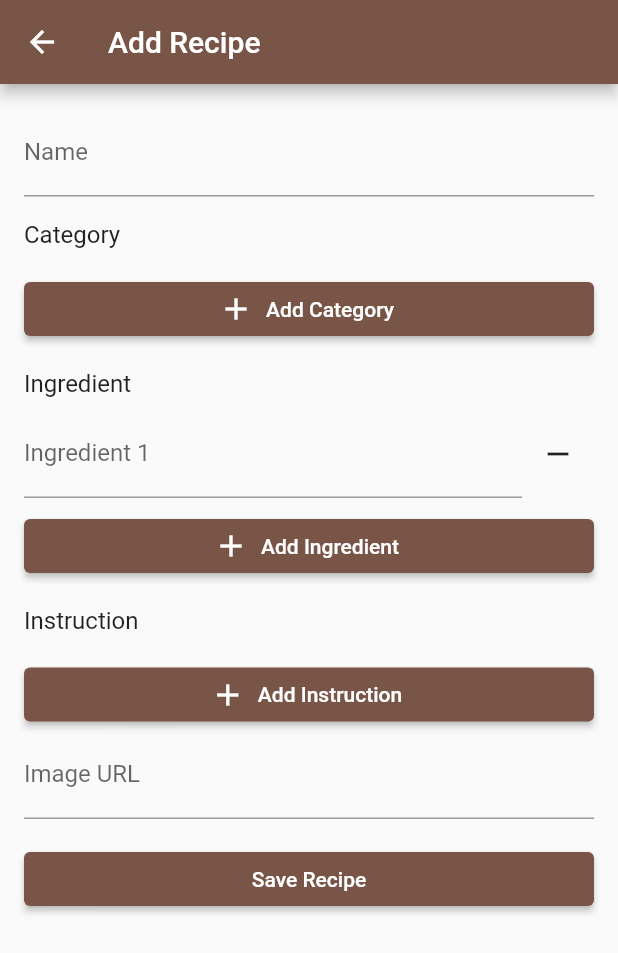
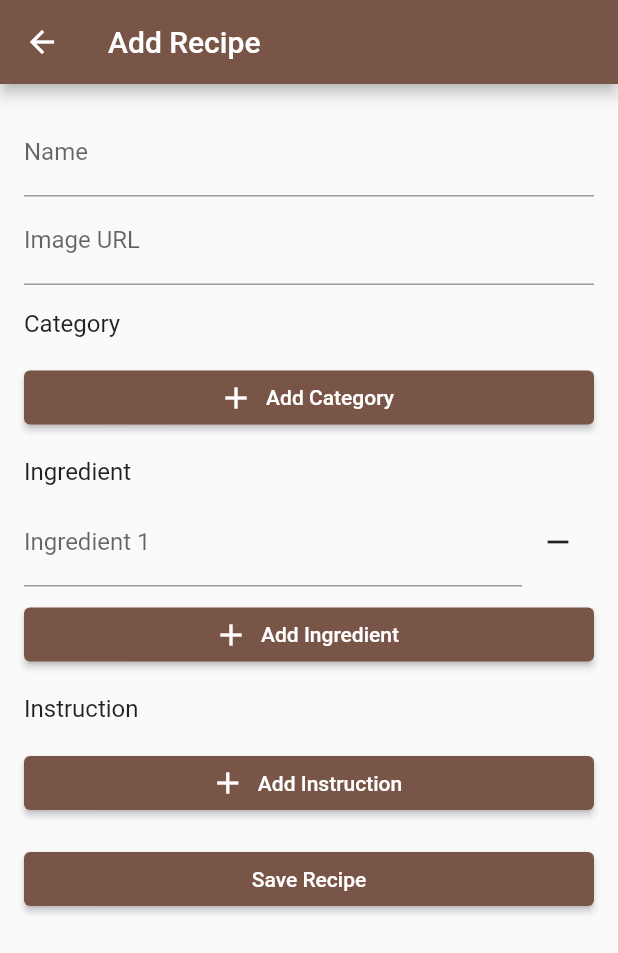
Before and after one commit to nickp-real/Recipe-Book, a Flutter app: the AddRecipePage screen opened directly, after a tap on "Add Category", after a tap on the "remove" icon, after a tap on "Add Ingredient", on a phone screen of 412 x 824 dp. Shown: the top 953 px of the screen. Run offline on Flutter 3.47's test engine with Material 2 defaults, Android fonts, the phone set to English and light mode, and no system bars; our stand-ins replace cloud_firestore, firebase_core; accounts and stored records are empty.

Commit message:
refactor: add page

```diff
--- a/lib/pages/add/add_recipe.dart
+++ b/lib/pages/add/add_recipe.dart
@@ -1,9 +1,7 @@
 import 'package:flutter/material.dart';
 import 'package:cloud_firestore/cloud_firestore.dart';
 
-
 class AddRecipePage extends StatefulWidget {
-
   const AddRecipePage({Key? key}) : super(key: key);
 
   @override
@@ -19,7 +17,6 @@ class _AddRecipePageState extends State<AddRecipePage> {
   final _tagControllers = <TextEditingController>[];
   final _instructionControllers = <TextEditingController>[];
 
-
   void _saveRecipe() async {
     final name = _nameController.text;
     final instructions = _instructionControllers.map((c) => c.text).toList();
@@ -33,47 +30,8 @@ class _AddRecipePageState extends State<AddRecipePage> {
       'imageUrl': imageUrl,
       'tags': tags,
       'ingredients': ingredients,
-    });
-
-    Navigator.pop(context);
+    }).then((_) => Navigator.pop(context));
   }
-
-  void _addTag() {
-    setState(() {
-      _tagControllers.add(TextEditingController());
-    });
-  }
-
-  void _removeTag(int index) {
-    setState(() {
-      _tagControllers.removeAt(index);
-    });
-  }
-
-  void _addIngredient() {
-    setState(() {
-      _ingredientControllers.add(TextEditingController());
-    });
-  }
-
-  void _removeIngredient(int index) {
-    setState(() {
-      _ingredientControllers.removeAt(index);
-    });
-  }
-
-  void _addInstruction() {
-    setState(() {
-      _instructionControllers.add(TextEditingController());
-    });
-  }
-
-  void _removeInstruction(int index) {
-    setState(() {
-      _instructionControllers.removeAt(index);
-    });
-  }
-
 
   @override
   Widget build(BuildContext context) {
@@ -99,123 +57,6 @@ class _AddRecipePageState extends State<AddRecipePage> {
                       return null;
                     },
                   ),
-              const SizedBox(height: 16),
-              Text('Category', style: Theme.of(context).textTheme.subtitle1),
-              const SizedBox(height: 8),
-              ListView.builder(
-                shrinkWrap: true,
-                itemCount: _tagControllers.length,
-                itemBuilder: (BuildContext context, int index) {
-                  return Row(
-                    children: [
-                      Expanded(
-                        child: TextFormField(
-                          controller: _tagControllers[index],
-                          decoration:
-                          InputDecoration(labelText: 'Category ${index + 1}'),
-                          validator: (value) {
-                            if (value == null || value.isEmpty) {
-                              return 'Please enter Category';
-                            }
-                            return null;
-                          },
-                        ),
-                      ),
-                      IconButton(
-                        icon: Icon(Icons.remove),
-                        onPressed: () => _removeTag(index),
-                      ),
-                    ],
-                  );
-                },
-              ),
-
-              const SizedBox(height: 8),
-              ElevatedButton.icon(
-                onPressed: _addTag,
-                icon: Icon(Icons.add),
-                label: const Text('Add Category'),
-              ),
-
-
-              const SizedBox(height: 16),
-              Text('Ingredient', style: Theme.of(context).textTheme.subtitle1),
-              const SizedBox(height: 8),
-              ListView.builder(
-                shrinkWrap: true,
-                itemCount: _ingredientControllers.length,
-                itemBuilder: (BuildContext context, int index) {
-                  return Row(
-                    children: [
-                      Expanded(
-                        child: TextFormField(
-                          controller: _ingredientControllers[index],
-                          decoration:
-                          InputDecoration(labelText: 'Ingredient ${index + 1}'),
-                          validator: (value) {
-                            if (value == null || value.isEmpty) {
-                              return 'Please enter Ingredient';
-                            }
-                            return null;
-                          },
-                        ),
-                      ),
-                      IconButton(
-                        icon: Icon(Icons.remove),
-                        onPressed: () => _removeIngredient(index),
-                      ),
-                    ],
-                  );
-                },
-              ),
-
-              const SizedBox(height: 8),
-              ElevatedButton.icon(
-                onPressed: _addIngredient,
-                icon: Icon(Icons.add),
-                label: const Text('Add Ingredient'),
-              ),
-
-              const SizedBox(height: 16),
-              Text('Instruction', style: Theme.of(context).textTheme.subtitle1),
-              const SizedBox(height: 8),
-              ListView.builder(
-                shrinkWrap: true,
-                itemCount: _instructionControllers.length,
-                itemBuilder: (BuildContext context, int index) {
-                  return Row(
-                    children: [
-                      Expanded(
-                        child: TextFormField(
-                          controller: _instructionControllers[index],
-                          decoration:
-                          InputDecoration(labelText: 'Instruction ${index + 1}'),
-                          validator: (value) {
-                            if (value == null || value.isEmpty) {
-                              return 'Please enter Instruction';
-                            }
-                            return null;
-                          },
-                        ),
-                      ),
-                      IconButton(
-                        icon: Icon(Icons.remove),
-                        onPressed: () => _removeInstruction(index),
-                      ),
-                    ],
-                  );
-                },
-              ),
-
-              const SizedBox(height: 8),
-              ElevatedButton.icon(
-                onPressed: _addInstruction,
-                icon: Icon(Icons.add),
-                label: const Text('Add Instruction'),
-              ),
-
-
-
                   TextFormField(
                     controller: _imageUrlController,
                     decoration: const InputDecoration(labelText: 'Image URL'),
@@ -226,6 +67,13 @@ class _AddRecipePageState extends State<AddRecipePage> {
                       return null;
                     },
                   ),
+                  const SizedBox(height: 16),
+                  ListForm(fields: _tagControllers, name: 'Category'),
+                  const SizedBox(height: 16),
+                  ListForm(fields: _ingredientControllers, name: 'Ingredient'),
+                  const SizedBox(height: 16),
+                  ListForm(
+                      fields: _instructionControllers, name: 'Instruction'),
                   const SizedBox(height: 16),
                   ElevatedButton(
                     onPressed: () {
@@ -239,7 +87,74 @@ class _AddRecipePageState extends State<AddRecipePage> {
               ),
             ),
           ),
-      )
+        ));
+  }
+}
+
+class ListForm extends StatefulWidget {
+  const ListForm({required this.fields, required this.name, super.key});
+
+  final List<TextEditingController> fields;
+  final String name;
+
+  @override
+  State<ListForm> createState() => _ListFormState();
+}
+
+class _ListFormState extends State<ListForm> {
+  void _addField() {
+    setState(() {
+      widget.fields.add(TextEditingController());
+    });
+  }
+
+  void _removeField(int index) {
+    setState(() {
+      widget.fields.removeAt(index);
+    });
+  }
+
+  @override
+  Widget build(BuildContext context) {
+    return Column(
+      crossAxisAlignment: CrossAxisAlignment.stretch,
+      children: [
+        Text(widget.name, style: Theme.of(context).textTheme.subtitle1),
+        const SizedBox(height: 8),
+        ListView.builder(
+          shrinkWrap: true,
+          itemCount: widget.fields.length,
+          itemBuilder: (BuildContext context, int index) {
+            return Row(
+              children: [
+                Expanded(
+                  child: TextFormField(
+                    controller: widget.fields[index],
+                    decoration: InputDecoration(
+                        labelText: '${widget.name} ${index + 1}'),
+                    validator: (value) {
+                      if (value == null || value.isEmpty) {
+                        return 'Please enter ${widget.name}';
+                      }
+                      return null;
+                    },
+                  ),
+                ),
+                IconButton(
+                  icon: Icon(Icons.remove),
+                  onPressed: () => _removeField(index),
+                ),
+              ],
+            );
+          },
+        ),
+        const SizedBox(height: 8),
+        ElevatedButton.icon(
+          onPressed: _addField,
+          icon: Icon(Icons.add),
+          label: Text('Add ${widget.name}'),
+        ),
+      ],
     );
   }
 }
```
Also changed, not shown: lib/pages/home/home.dart (+9 -8 lines). Lines whose indentation alone changed are shown as unchanged.
